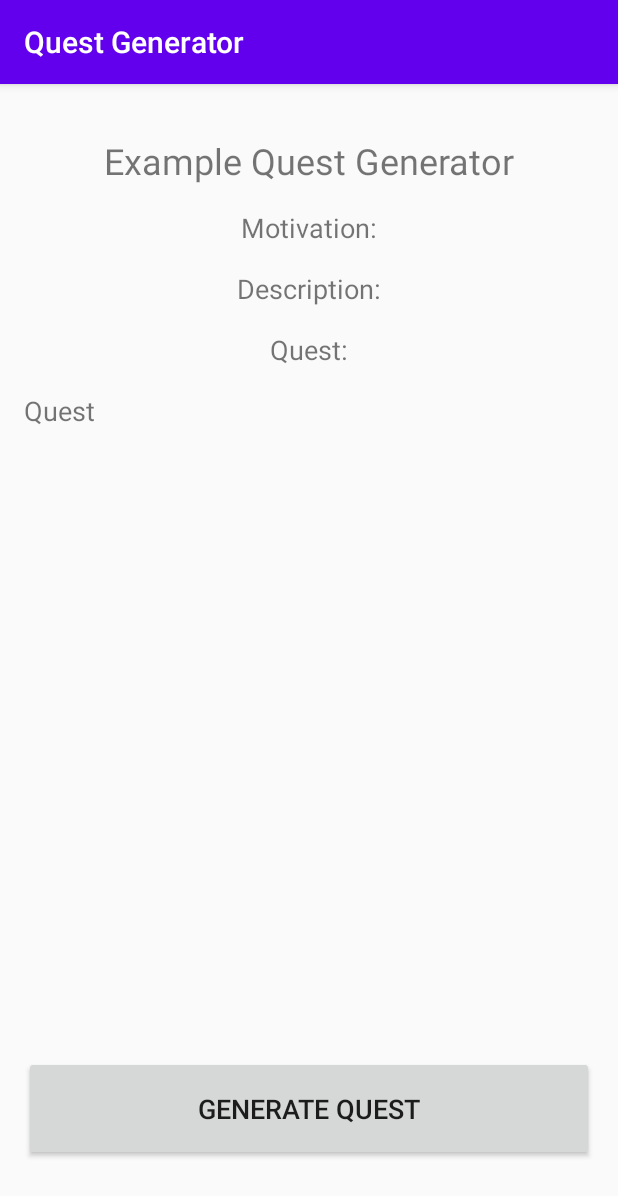
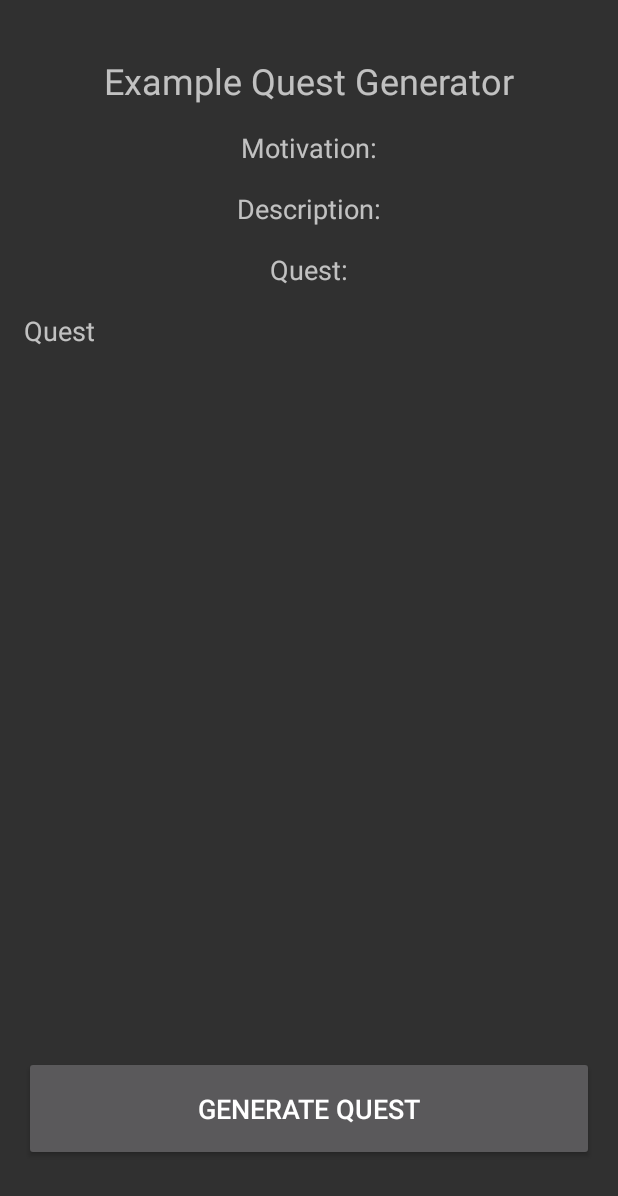
Before and after one commit to carl-meyer-dev/Quest-Generator-Android, an Android app: the screen it shows after launch (MainActivity), on a phone screen of 412 x 824 dp. Shown: the top 1196 px of the screen. Run offline under Robolectric (Android 15) with nearby library versions, the phone set to English and light mode, and no system bars.

Commit message:
Change Colors

```diff
--- a/QuestGenerator/app/build.gradle
+++ b/QuestGenerator/app/build.gradle
@@ -1,4 +1,5 @@
 apply plugin: 'com.android.application'
+apply plugin: 'realm-android'
 
 android {
     compileSdkVersion 29
--- a/QuestGenerator/app/src/main/res/values/colors.xml
+++ b/QuestGenerator/app/src/main/res/values/colors.xml
@@ -1,6 +1,6 @@
 <?xml version="1.0" encoding="utf-8"?>
 <resources>
-    <color name="colorPrimary">#6200EE</color>
-    <color name="colorPrimaryDark">#3700B3</color>
-    <color name="colorAccent">#03DAC5</color>
+    <color name="colorPrimary">#FF6D00</color>
+    <color name="colorPrimaryDark">#0091EA</color>
+    <color name="colorAccent">#00B8D4</color>
 </resources>
--- a/QuestGenerator/app/src/main/res/values/styles.xml
+++ b/QuestGenerator/app/src/main/res/values/styles.xml
@@ -1,11 +1,11 @@
 <resources>
 
     <!-- Base application theme. -->
-    <style name="AppTheme" parent="Theme.AppCompat.Light.DarkActionBar">
+    <style name="AppTheme" parent="Theme.AppCompat.NoActionBar">
         <!-- Customize your theme here. -->
         <item name="colorPrimary">@color/colorPrimary</item>
-        <item name="colorPrimaryDark">@color/colorPrimaryDark</item>
-        <item name="colorAccent">@color/colorAccent</item>
+        <item name="colorPrimaryDark">@color/colorAccent</item>
+        <item name="colorAccent">@color/colorPrimaryDark</item>
     </style>
 
 </resources>
--- a/QuestGenerator/build.gradle
+++ b/QuestGenerator/build.gradle
@@ -8,7 +8,8 @@ buildscript {
 
     }
     dependencies {
-        classpath 'com.android.tools.build:gradle:3.6.1'
+        classpath 'com.android.tools.build:gradle:3.6.3'
+        classpath "io.realm:realm-gradle-plugin:6.0.2"
 
 
         // NOTE: Do not place your application dependencies here; they belong
```
